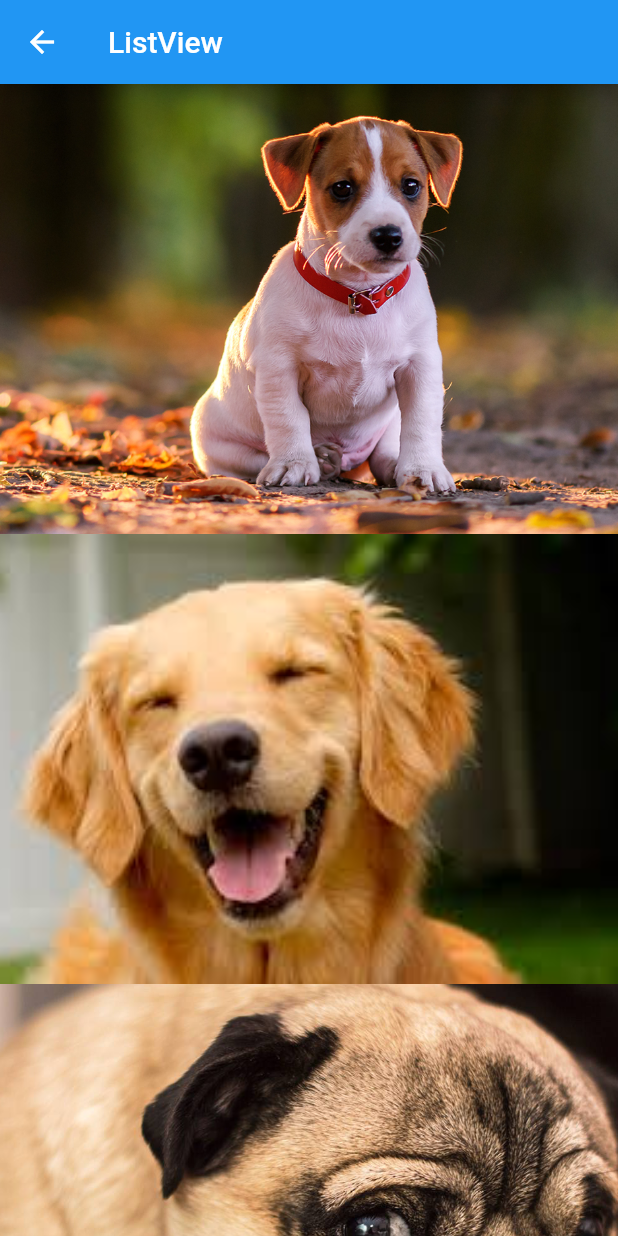
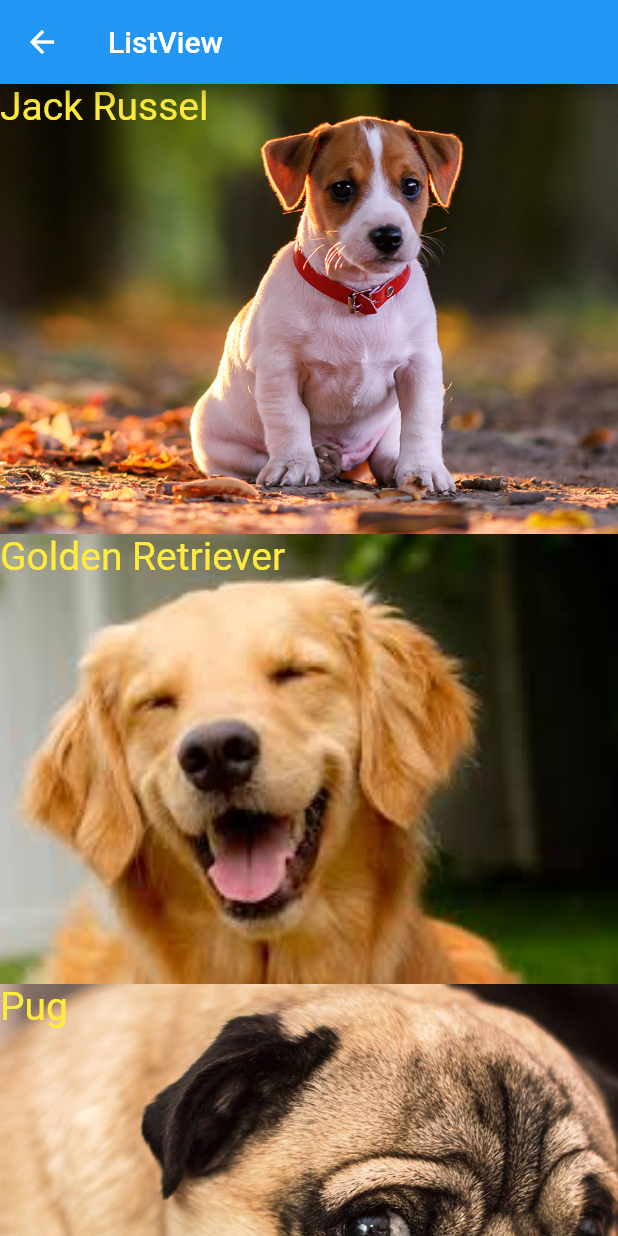
Before and after one commit to tGeanezini/flutter_example, a Flutter app: the HelloListView screen opened directly, on a phone screen of 412 x 824 dp. Run offline on Flutter 3.47's test engine with Material 2 defaults, Android fonts, the phone set to English and light mode, and no system bars.

Commit message:
Add stack with dog name

```diff
--- a/lib/pages/hello_list_view.dart
+++ b/lib/pages/hello_list_view.dart
@@ -14,11 +14,11 @@ class HelloListView extends StatelessWidget {
 
   _body() {
     final dogs = [
-      Dog('Jack Russel','assets/images/dog1.png'),
-      Dog('Golden Retriever','assets/images/dog2.png'),
-      Dog('Pug','assets/images/dog3.png'),
-      Dog('Rottweiler','assets/images/dog4.png'),
-      Dog('Border Collie','assets/images/dog5.png'),
+      Dog('Jack Russel', 'assets/images/dog1.png'),
+      Dog('Golden Retriever', 'assets/images/dog2.png'),
+      Dog('Pug', 'assets/images/dog3.png'),
+      Dog('Rottweiler', 'assets/images/dog4.png'),
+      Dog('Border Collie', 'assets/images/dog5.png'),
     ];
 
     return ListView.builder(
@@ -26,7 +26,21 @@ class HelloListView extends StatelessWidget {
       itemExtent: 300,
       itemBuilder: (context, index) {
         final dog = dogs[index];
-        return _img(dog.photo);
+        return Stack(
+          fit: StackFit.expand,
+          children: <Widget>[
+            _img(dog.photo),
+            Container(
+              child: Text(
+                dog.name,
+                style: TextStyle(
+                  fontSize: 26,
+                  color: Colors.yellow,
+                ),
+              ),
+            ),
+          ],
+        );
       },
     );
   }
```
